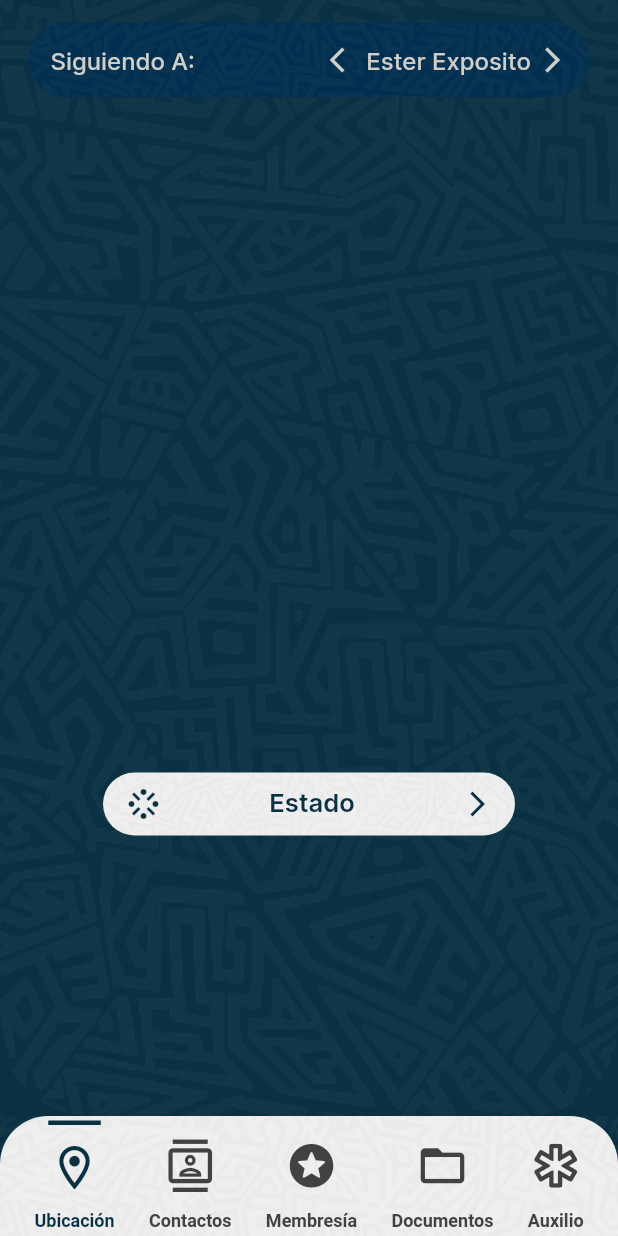
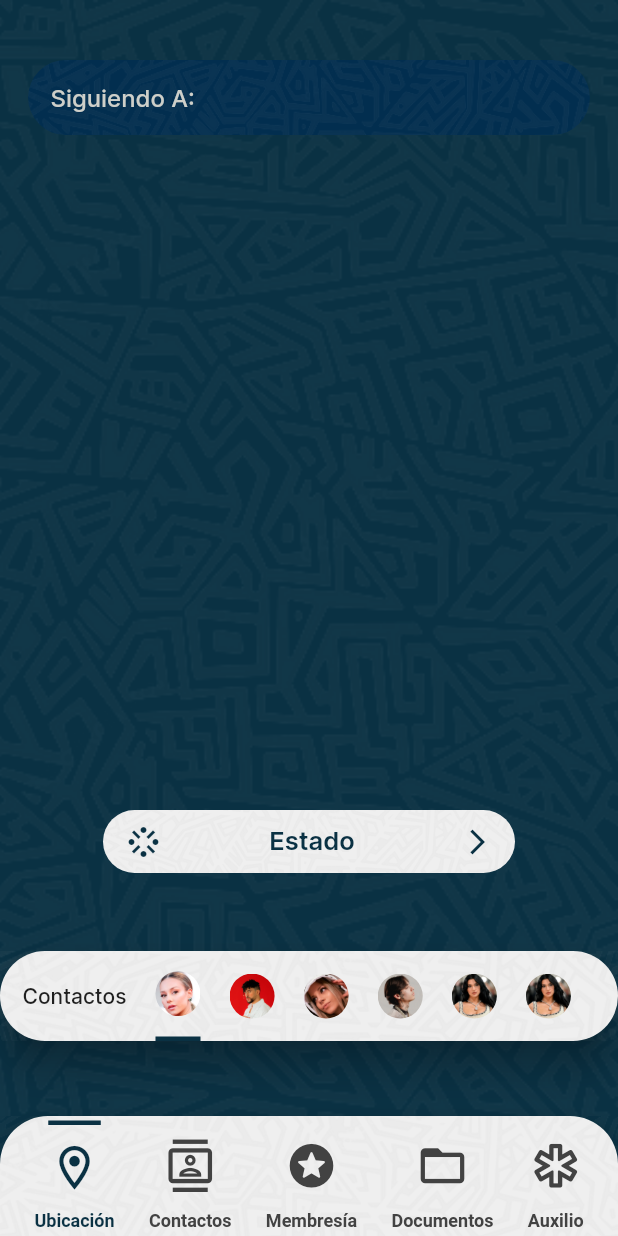
Before and after one commit to SAIDREXX/KalanApp, a Flutter app: the PageControllerKalan screen opened directly, on a phone screen of 412 x 824 dp. Run offline on Flutter 3.47's test engine with Material 2 defaults, Android fonts, the phone set to English and light mode, and no system bars; our stand-ins replace cloud_firestore, cool_alert, country_code_picker, firebase_auth, firebase_core, geolocator and 4 more; missing offline and left inert: dbcrypt; accounts and stored records are empty.

Commit message:
Setting's Page picture & Contacts NavBar added

```diff
--- a/lib/auth/group.dart
+++ b/lib/auth/group.dart
@@ -0,0 +1,4 @@
+import 'package:firebase_auth/firebase_auth.dart';
+
+//WIP
+class GroupInformation {}
--- a/lib/main_menu.dart
+++ b/lib/main_menu.dart
@@ -1,7 +1,7 @@
 import 'package:flutter/material.dart';
 import 'package:kalanapp/constants/colors.dart';
 import 'package:kalanapp/utils/grid_image_widget.dart';
-import 'package:kalanapp/utils/navigation_bar_controller.dart';
+import 'package:kalanapp/view/gridTabs/navigation_bar_controller.dart';
 import 'package:kalanapp/view/gridTabs/family_members.dart';
 import 'package:kalanapp/view/gridTabs/help_numbers.dart';
 import 'package:kalanapp/view/settings/settings_main.dart';
--- /dev/null
+++ b/lib/utils/contacts_nav_bar.dart
@@ -0,0 +1,137 @@
+import 'package:flutter/material.dart';
+import 'package:kalanapp/constants/colors.dart';
+
+class ContactsNavBar extends StatefulWidget {
+  final Function(int) onItemTapped;
+  final Function(int) onLongPress;
+  final Function(int) onItemSelected;
+
+  const ContactsNavBar(
+      {required this.onItemTapped,
+      required this.onLongPress,
+      required this.onItemSelected,
+      super.key});
+
+  @override
+  State<ContactsNavBar> createState() => _ContactsNavBarState();
+}
+
+class _ContactsNavBarState extends State<ContactsNavBar> {
+  int selectedIndex = 0;
+  //Reemplazar con FamilyItem.itemCount cuando se logre generar los miembros con su cuenta de google
+  int membersCount = 6;
+
+  //Cambiar esto con un una variable que contenga el url a la imagen del perfil de cada cuenta
+  List<String> profileImage = [
+    'assets/family/Ester.png',
+    'assets/family/Bad.png',
+    'assets/family/Biyin.png',
+    'assets/family/Nata.png',
+    'assets/family/Dua.png',
+    'assets/family/Dua.png'
+  ];
+
+  void onItemTapped(int index) {
+    setState(() {});
+  }
+
+  void onLongPress(int index) {
+    setState(() {
+      selectedIndex = index;
+    });
+  }
+
+  @override
+  Widget build(BuildContext context) {
+    final width = MediaQuery.of(context).size.width;
+    return Material(
+      elevation: 10,
+      borderRadius: BorderRadius.circular(32),
+      color: ColorConstants.jazPalette4,
+      child: Container(
+        decoration: const BoxDecoration(
+          image: DecorationImage(
+              image: AssetImage('assets/MayanBackground5.png'),
+              fit: BoxFit.cover),
+        ),
+        height: 60,
+        width: width / 1.15,
+        child: Row(
+          mainAxisAlignment: MainAxisAlignment.spaceBetween,
+          crossAxisAlignment: CrossAxisAlignment.center,
+          children: [
+            const Padding(
+              padding: EdgeInsets.only(left: 15),
+              child: Text(
+                'Contactos',
+                style: TextStyle(
+                  fontFamily: 'Inter',
+                  fontSize: 14,
+                  fontWeight: FontWeight.w500,
+                ),
+              ),
+            ),
+            ...List.generate(membersCount, (index) {
+              return GestureDetector(
+                onTap: () {
+                  widget.onItemSelected(index);
+                  widget.onItemTapped(index);
+                  setState(() {
+                    selectedIndex = index;
+                  });
+                },
+                onLongPress: () {
+                  widget.onLongPress(index);
+                  setState(() {
+                    selectedIndex = index;
+                  });
+                },
+                child: Column(
+                  crossAxisAlignment: CrossAxisAlignment.center,
+                  mainAxisAlignment: MainAxisAlignment.center,
+                  children: [
+                    AnimatedContainer(
+                      duration: const Duration(milliseconds: 250),
+                      height: 60,
+                      width: 30,
+                      decoration: BoxDecoration(
+                          border: index == selectedIndex
+                              ? Border(
+                                  bottom: BorderSide(
+                                    width: 3,
+                                    color: ColorConstants.jazPalette3,
+                                  ),
+                                )
+                              : null),
+                      child: Column(
+                        mainAxisAlignment: MainAxisAlignment.center,
+                        crossAxisAlignment: CrossAxisAlignment.center,
+                        children: [
+                          SizedBox(
+                            height: 30,
+                            width: 30,
+                            child: ClipOval(
+                              child: Image.asset(
+                                profileImage[index],
+                                width: 50,
+                                height: 50,
+                                fit: BoxFit.cover,
+                              ),
+                            ),
+                          ),
+                        ],
+                      ),
+                    ),
+                  ],
+                ),
+              );
+            }),
+            const SizedBox(
+              width: 12,
+            ),
+          ],
+        ),
+      ),
+    );
+  }
+}
--- a/lib/utils/following_to_button.dart
+++ b/lib/utils/following_to_button.dart
@@ -1,3 +1,4 @@
+import 'package:firebase_auth/firebase_auth.dart';
 import 'package:flutter/material.dart';
 
 import '../constants/colors.dart';
@@ -10,6 +11,17 @@ class FollowingButton extends StatefulWidget {
 }
 
 class _FollowingButtonState extends State<FollowingButton> {
+  final userName = FirebaseAuth.instance.currentUser!.displayName;
+  String userNameNotNull = '';
+
+  @override
+  void initState() {
+    super.initState();
+    if (userName != null) {
+      userNameNotNull = userName ?? 'Usuario Sin Nombre';
+    }
+  }
+
   @override
   Widget build(BuildContext context) {
     final width = MediaQuery.of(context).size.width;
@@ -47,46 +59,24 @@ class _FollowingButtonState extends State<FollowingButton> {
                         ),
                       ),
                     ),
-                    const Spacer(),
-                    Row(
-                      mainAxisAlignment: MainAxisAlignment.end,
-                      children: [
-                        GestureDetector(
-                          onTap: () {
-                            print('Right Arrow Touched');
-                          },
-                          child: Icon(
-                            Icons.arrow_back_ios,
-                            color: ColorConstants.jazPalette2,
-                            size: 20,
+                    const SizedBox(
+                      width: 15,
                     ),
-                        ),
-                        Text(
-                          'Ester Exposito  ',
-                          textAlign: TextAlign.center,
+                    SizedBox(
+                      width: width / 1.9,
+                      child: SingleChildScrollView(
+                        scrollDirection: Axis.horizontal,
+                        child: Text(
+                          userNameNotNull,
+                          textAlign: TextAlign.left,
+                          overflow: TextOverflow.ellipsis,
                           style: TextStyle(
                               color: ColorConstants.jazPalette2,
                               fontSize: 16,
-                            fontWeight: FontWeight.w500,
                               fontFamily: 'Inter',
+                              fontWeight: FontWeight.w500),
                         ),
                       ),
-                        Padding(
-                          padding: const EdgeInsets.only(
-                            right: 15,
-                          ),
-                          child: GestureDetector(
-                            onTap: () {
-                              print('Left Arrow Touched');
-                            },
-                            child: Icon(
-                              Icons.arrow_forward_ios,
-                              color: ColorConstants.jazPalette2,
-                              size: 20,
-                            ),
-                          ),
-                        ),
-                      ],
                     ),
                   ],
                 ),
--- /dev/null
+++ b/lib/utils/monitor_controller.dart
@@ -0,0 +1,56 @@
+import 'package:flutter/material.dart';
+import 'package:kalanapp/utils/contacts_nav_bar.dart';
+import 'package:kalanapp/view/membersMonitorScreens/member1.dart';
+import 'package:kalanapp/view/membersMonitorScreens/member5.dart';
+import 'package:kalanapp/view/membersMonitorScreens/member6.dart';
+import '../constants/colors.dart';
+import '../view/membersMonitorScreens/member2.dart';
+import '../view/membersMonitorScreens/member3.dart';
+import '../view/membersMonitorScreens/member4.dart';
+
+class MonitorController extends StatefulWidget {
+  const MonitorController({super.key});
+
+  @override
+  State<MonitorController> createState() => _MonitorControllerState();
+}
+
+class _MonitorControllerState extends State<MonitorController> {
+  int currentIndex = 0;
+
+  void onItemSelected(int index) {
+    currentIndex = index;
+  }
+
+  List<Widget> internalMonitorPages = [
+    const Member1(),
+    const Member2(),
+    const Member3(),
+    const Member4(),
+    const Member5(),
+    const Member6(),
+  ];
+  @override
+  Widget build(BuildContext context) {
+    return Scaffold(
+      backgroundColor: ColorConstants.jazPalette3,
+      extendBody: true,
+      body: IndexedStack(
+        index: currentIndex,
+        children: internalMonitorPages,
+      ),
+      bottomNavigationBar: Container(
+        margin: const EdgeInsets.only(bottom: 50),
+        child: ContactsNavBar(
+          onItemTapped: (index) {
+            setState(() {});
+          },
+          onLongPress: (index) {
+            setState(() {});
+          },
+          onItemSelected: onItemSelected,
+        ),
+      ),
+    );
+  }
+}
--- a/lib/utils/navigation_bar_controller.dart
+++ b/lib/view/gridTabs/navigation_bar_controller.dart
@@ -2,9 +2,9 @@ import 'package:flutter/material.dart';
 import 'package:kalanapp/constants/colors.dart';
 import 'package:kalanapp/main_menu.dart';
 import 'package:kalanapp/utils/kalan_navigaton_bar.dart';
+import 'package:kalanapp/utils/monitor_controller.dart';
 import 'package:kalanapp/utils/sos_screen.dart';
 import 'package:kalanapp/view/gridTabs/contacts.dart';
-import 'package:kalanapp/view/gridTabs/monitor.dart';
 import 'package:kalanapp/view/pricing.dart';
 import 'package:kalanapp/view/secure_folder.dart';
 
@@ -28,7 +28,7 @@ class _PageControllerKalanState extends State<PageControllerKalan> {
   }
 
   List<Widget> pageList = [
-    const MonitorPage(),
+    const MonitorController(),
     const ContactsPage(),
     const PricingPage(),
     const SecureFolderPage(),
@@ -83,4 +83,3 @@ class _PageControllerKalanState extends State<PageControllerKalan> {
     );
   }
 }
-//Routes(index: index),
--- a/lib/view/gridTabs/monitor.dart
+++ b/lib/view/membersMonitorScreens/member1.dart
@@ -1,31 +1,33 @@
 import 'package:flutter/material.dart';
-import 'package:kalanapp/constants/colors.dart';
-import 'package:kalanapp/utils/following_to_button.dart';
-import 'package:kalanapp/utils/set_status_button.dart';
 
-class MonitorPage extends StatefulWidget {
-  const MonitorPage({super.key});
+import '../../constants/colors.dart';
+import '../../utils/following_to_button.dart';
+import '../../utils/set_status_button.dart';
+
+class Member1 extends StatefulWidget {
+  const Member1({super.key});
 
   @override
-  State<MonitorPage> createState() => _MonitorPageState();
+  State<Member1> createState() => _Member1State();
 }
 
-class _MonitorPageState extends State<MonitorPage> {
+class _Member1State extends State<Member1> {
+  int currentIndex = 0;
+
+  void onItemSelected(int index) {
+    currentIndex = index;
+  }
+
   @override
   Widget build(BuildContext context) {
     final height = MediaQuery.of(context).size.height;
     return Scaffold(
-      backgroundColor: ColorConstants.jazPalette3,
       body: SizedBox(
         height: height,
         width: double.infinity,
         child: Container(
           decoration: BoxDecoration(
             color: ColorConstants.jazPalette3,
-            borderRadius: const BorderRadius.only(
-              bottomLeft: Radius.circular(60),
-              bottomRight: Radius.circular(60),
-            ),
             image: const DecorationImage(
               image: AssetImage('assets/MayanBackground5.png'),
               fit: BoxFit.cover,
@@ -33,16 +35,17 @@ class _MonitorPageState extends State<MonitorPage> {
           ),
           child: const Column(
             children: [
-              SafeArea(
-                child: SizedBox(
-                  height: 15,
-                ),
+              SizedBox(
+                height: 40,
               ),
               FollowingButton(),
               SizedBox(
                 height: 450,
               ),
               StatusButton(),
+              SizedBox(
+                height: 15,
+              ),
             ],
           ),
         ),
```
Also changed, not shown: lib/utils/grid_family_widget.dart (+9 -5 lines), lib/view/membersMonitorScreens/member2.dart (added, +15 -0 lines), lib/view/membersMonitorScreens/member3.dart (added, +15 -0 lines), lib/view/membersMonitorScreens/member4.dart (added, +15 -0 lines), lib/view/membersMonitorScreens/member5.dart (added, +15 -0 lines), lib/view/membersMonitorScreens/member6.dart (added, +15 -0 lines), lib/view/settings/settings_main.dart (+45 -7 lines), lib/utils/following_to_controller.dart (deleted). Lines whose indentation alone changed are shown as unchanged.
